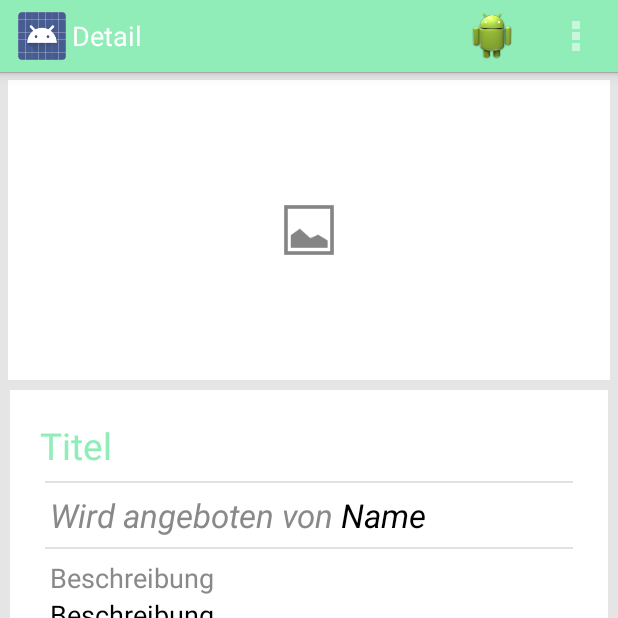
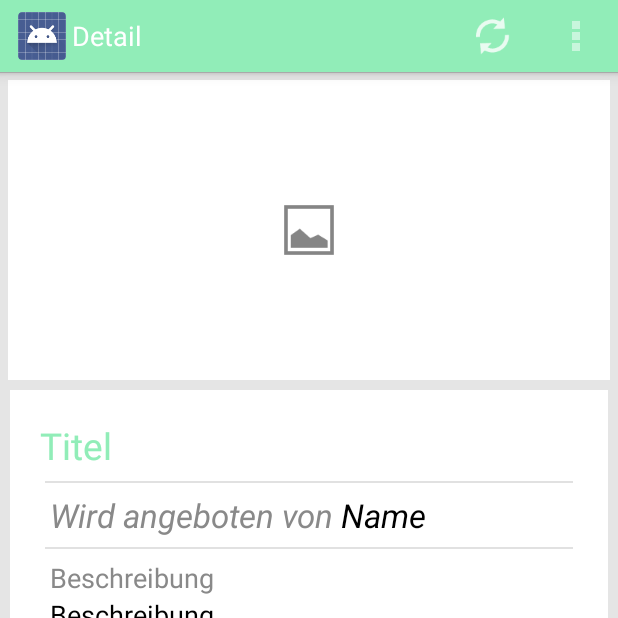
Before and after one commit to Sindoora90/TestPEMApp, an Android app: the DetailsActivity screen opened directly, with no data from a screen before it, on a phone screen of 412 x 824 dp, the top half of it. Run offline under Robolectric (Android 15) with nearby library versions, the phone set to English and light mode, and no system bars; libraries missing offline, so code that uses them is left out: com.parse; 8 statements that could not run were skipped.

Commit message:
refresh icon in detailsview ersetzt

```diff
--- a/app/src/main/res/menu/details.xml
+++ b/app/src/main/res/menu/details.xml
@@ -7,7 +7,7 @@
         android:id="@+id/menu_load"
         android:orderInCategory="1"
         android:showAsAction="always"
-        android:icon="@drawable/ic_launcher_standard"
+        android:icon="@drawable/ic_action_refresh"
         android:title="@string/load_entry"/>
 
     <item android:id="@+id/action_settings"
```
